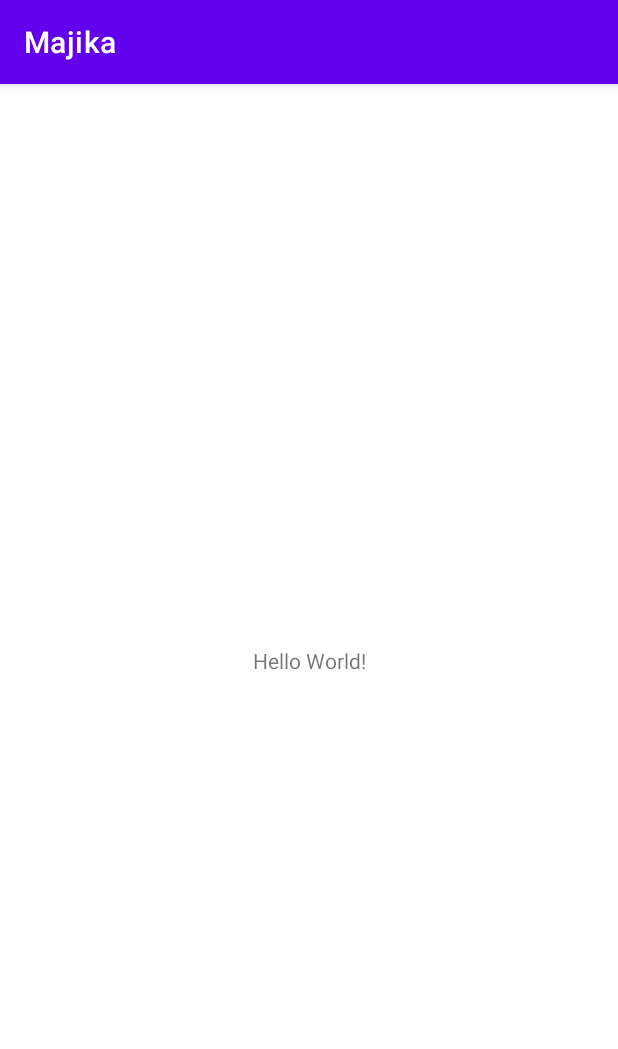
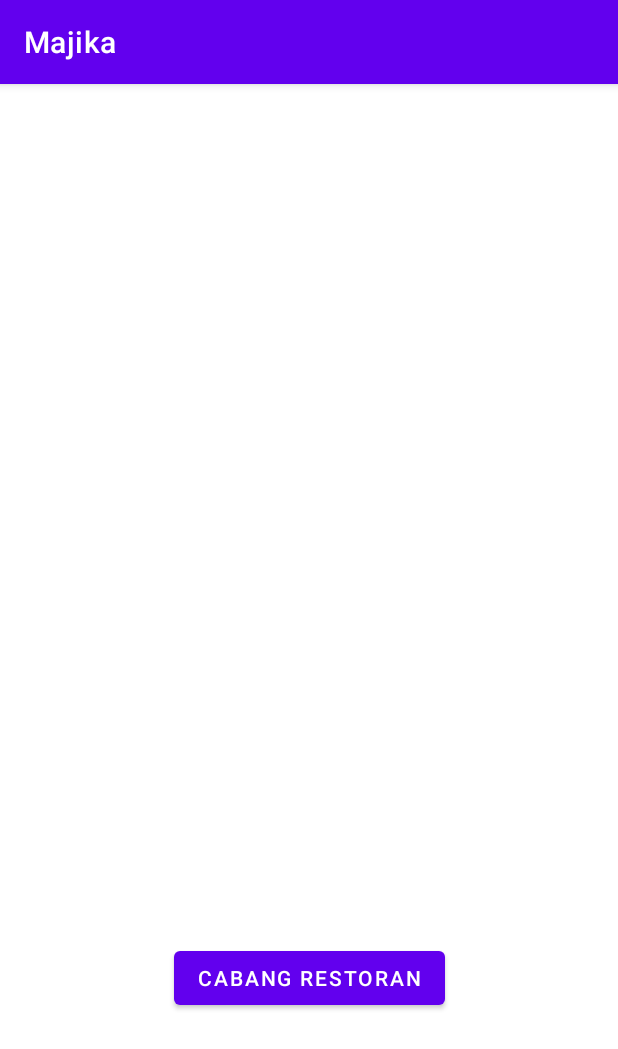
Before and after one commit to leoniantoinette/majika, an Android app: the MainActivity screen opened directly, with no data from a screen before it, on a phone screen of 412 x 824 dp. Shown: the top 1049 px of the screen. Run offline under Robolectric (Android 15) with nearby library versions, the phone set to English and light mode, and no system bars.

Commit message:
update minor

```diff
--- a/app/src/main/java/com/example/majika/MainActivity.kt
+++ b/app/src/main/java/com/example/majika/MainActivity.kt
@@ -1,7 +1,10 @@
 package com.example.majika
 
+import android.content.Intent
 import androidx.appcompat.app.AppCompatActivity
 import android.os.Bundle
+import androidx.databinding.DataBindingUtil
+import com.example.majika.activities.CabangRestoran
 
 class MainActivity : AppCompatActivity() {
     override fun onCreate(savedInstanceState: Bundle?) {
--- a/app/src/main/java/com/example/majika/LoadingScreenActivity.kt
+++ b/app/src/main/java/com/example/majika/activities/LoadingScreenActivity.kt
@@ -1,9 +1,11 @@
-package com.example.majika
+package com.example.majika.activities
 
 import android.content.Intent
 import androidx.appcompat.app.AppCompatActivity
 import android.os.Bundle
 import android.widget.ImageView
+import com.example.majika.MainActivity
+import com.example.majika.R
 
 class LoadingScreenActivity : AppCompatActivity() {
     override fun onCreate(savedInstanceState: Bundle?) {
--- a/app/src/main/res/layout/activity_loading_screen.xml
+++ b/app/src/main/res/layout/activity_loading_screen.xml
@@ -5,7 +5,7 @@
     android:layout_width="match_parent"
     android:layout_height="match_parent"
     android:background="@color/cream"
-    tools:context=".LoadingScreenActivity">
+    tools:context=".activities.LoadingScreenActivity">
 
     <ImageView
         android:id="@+id/loadingimg"
--- a/app/src/main/res/layout/activity_main.xml
+++ b/app/src/main/res/layout/activity_main.xml
@@ -6,13 +6,15 @@
     android:layout_height="match_parent"
     tools:context=".MainActivity">
 
-    <TextView
+    <Button
+        android:id="@+id/button_to_list_cabang_restoran"
         android:layout_width="wrap_content"
         android:layout_height="wrap_content"
-        android:text="Hello World!"
+        android:layout_marginBottom="148dp"
+        android:text="@string/go_to_cabang_restoran"
         app:layout_constraintBottom_toBottomOf="parent"
         app:layout_constraintEnd_toEndOf="parent"
-        app:layout_constraintStart_toStartOf="parent"
-        app:layout_constraintTop_toTopOf="parent" />
+        app:layout_constraintStart_toStartOf="parent" />
+
 
 </androidx.constraintlayout.widget.ConstraintLayout>
--- a/app/src/main/res/values/strings.xml
+++ b/app/src/main/res/values/strings.xml
@@ -1,4 +1,4 @@
 <resources>
     <string name="app_name">Majika</string>
-    <string name="cabang_restoran">Cabang Restoran</string>
+    <string name="go_to_cabang_restoran">Cabang Restoran</string>
 </resources>
--- a/gradle.properties
+++ b/gradle.properties
@@ -21,3 +21,5 @@ kotlin.code.style=official
 # resources declared in the library itself and none from the library's dependencies,
 # thereby reducing the size of the R class for that library
 android.nonTransitiveRClass=true
+
+android.enableJetifier=true
```
Also changed, not shown: app/build.gradle (+22 -0 lines), app/src/main/AndroidManifest.xml (+7 -7 lines), app/src/main/java/com/example/majika/activities/CabangRestoran.kt (added, +17 -0 lines), app/src/main/res/layout/activity_cabang_restoran.xml (added, +24 -0 lines).
